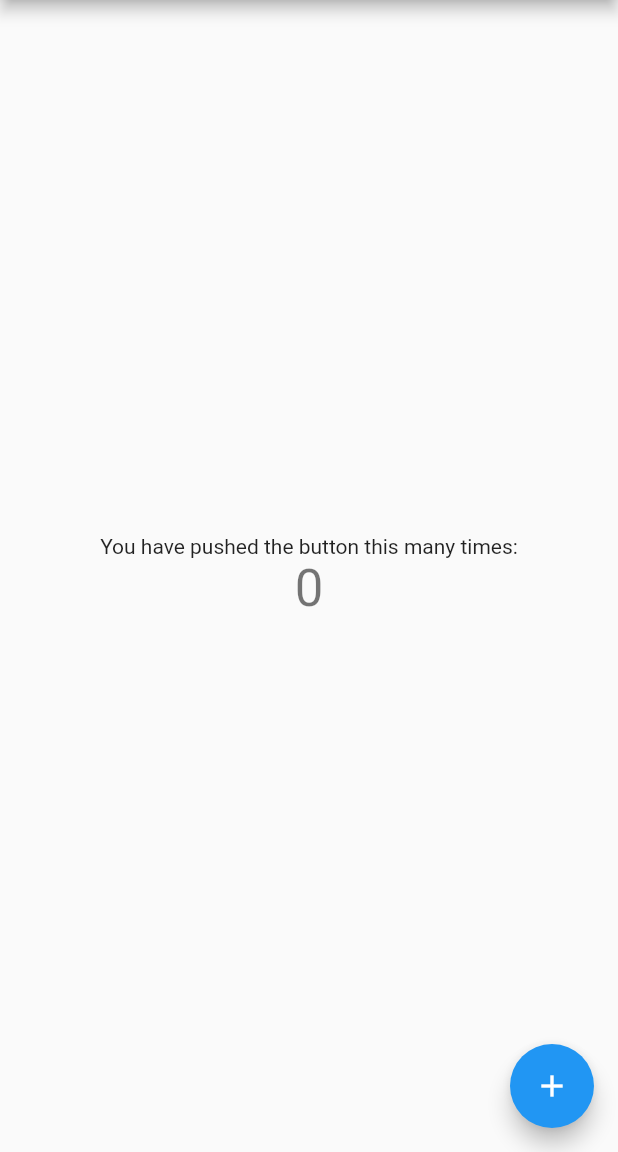
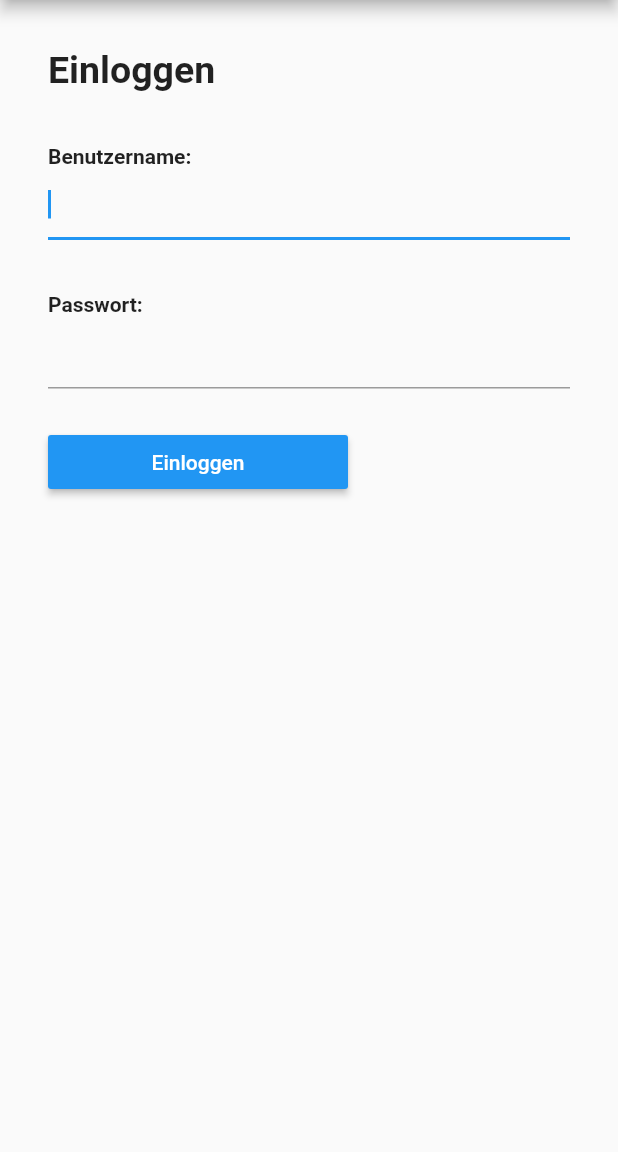
Before and after one commit to NoConnection12367/MultiQuizz, a Flutter app: the screen it shows after launch, on a phone screen of 412 x 824 dp, the part 84-1236 px from its top. Run offline on Flutter 3.47's test engine with Material 2 defaults, Android fonts, the phone set to English and light mode, and no system bars.

Commit message:
Implemented basic login page layout

```diff
--- a/multiquizz/lib/loginPage.dart
+++ b/multiquizz/lib/loginPage.dart
@@ -19,16 +19,10 @@ class LoginPage extends StatefulWidget {
 }
 
 class _LoginPageState extends State<LoginPage> {
-  int _counter = 0;
 
-  void _incrementCounter() {
+  void _login() {
     setState(() {
-      // This call to setState tells the Flutter framework that something has
-      // changed in this State, which causes it to rerun the build method below
-      // so that the display can reflect the updated values. If we changed
-      // _counter without calling setState(), then the build method would not be
-      // called again, and so nothing would appear to happen.
-      _counter++;
+
     });
   }
 
@@ -46,41 +40,73 @@ class _LoginPageState extends State<LoginPage> {
         // the App.build method, and use it to set our appbar title.
         title: Text(widget.title),
       ),
-      body: Center(
-        // Center is a layout widget. It takes a single child and positions it
-        // in the middle of the parent.
+      body: Container(
+        padding: const EdgeInsets.all(32.0),
         child: Column(
-          // Column is also layout widget. It takes a list of children and
-          // arranges them vertically. By default, it sizes itself to fit its
-          // children horizontally, and tries to be as tall as its parent.
-          //
-          // Invoke "debug painting" (press "p" in the console, choose the
-          // "Toggle Debug Paint" action from the Flutter Inspector in Android
-          // Studio, or the "Toggle Debug Paint" command in Visual Studio Code)
-          // to see the wireframe for each widget.
-          //
-          // Column has various properties to control how it sizes itself and
-          // how it positions its children. Here we use mainAxisAlignment to
-          // center the children vertically; the main axis here is the vertical
-          // axis because Columns are vertical (the cross axis would be
-          // horizontal).
-          mainAxisAlignment: MainAxisAlignment.center,
-          children: <Widget>[
-            Text(
-              'You have pushed the button this many times:',
-            ),
-            Text(
-              '$_counter',
-              style: Theme.of(context).textTheme.display1,
-            ),
-          ],
+                crossAxisAlignment: CrossAxisAlignment.start,
+                children: [
+                  // Page headline
+                  Container(
+                    padding: const EdgeInsets.only(bottom: 35.0),
+                    child: Text(
+                      'Einloggen',
+                      style: TextStyle(
+                        fontWeight: FontWeight.bold,
+                        fontSize: 25,
+                      ),
+                    ),
+                  ),
+                  // Username label
+                  Container(
+                    padding: const EdgeInsets.only(bottom: 0.0),
+                    child: Text(
+                      'Benutzername:',
+                      style: TextStyle(
+                        fontWeight: FontWeight.bold,
+                      ),
+                    ),
+                  ),
+                  // Username textfield
+                  Container(
+                    padding: const EdgeInsets.only(bottom: 35.0),
+                    child:
+                      new TextField(
+                        autofocus: true|false,
+                      ),
+                  ),
+                  // Password label
+                  Container(
+                    padding: const EdgeInsets.only(bottom: 0.0),
+                    child: Text(
+                      'Passwort:',
+                      style: TextStyle(
+                        fontWeight: FontWeight.bold,
+                      ),
+                    ),
+                  ),
+                  // Password text field
+                  Container(
+                    padding: const EdgeInsets.only(bottom: 25.0),
+                    child:
+                      new TextField(
+                        autofocus: true|false,
+                        obscureText: true,
+                      ),
+                  ),
+                  // Login button
+                  new ButtonTheme(
+                    minWidth: 200.0,
+                    child: RaisedButton(
+                      padding: const EdgeInsets.all(8.0),
+                      textColor: Colors.white,
+                      color: Colors.blue,
+                      onPressed: _login,
+                      child: new Text("Einloggen"),
+                    ),
+                  ),
+                ],
+              ),
         ),
-      ),
-      floatingActionButton: FloatingActionButton(
-        onPressed: _incrementCounter,
-        tooltip: 'Increment',
-        child: Icon(Icons.add),
-      ), // This trailing comma makes auto-formatting nicer for build methods.
     );
   }
 }
```
